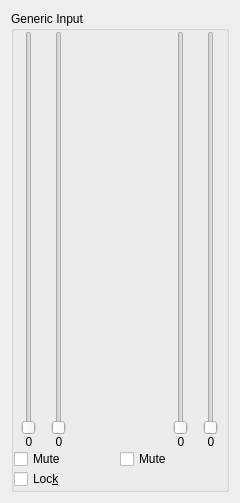
Old version of the form src/mixerinput.ui in the repository jusirkka/kenvy24-sunset.
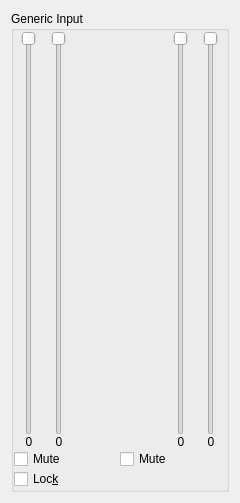
New version of the form. Custom widgets are drawn as their Qt base class.

Diff of the .ui file:
```diff
--- a/src/mixerinput.ui
+++ b/src/mixerinput.ui
@@ -93,6 +93,12 @@
                 <property name="orientation">
                  <enum>Qt::Vertical</enum>
                 </property>
+                <property name="invertedAppearance">
+                 <bool>true</bool>
+                </property>
+                <property name="invertedControls">
+                 <bool>true</bool>
+                </property>
                </widget>
               </item>
               <item>
@@ -159,6 +165,12 @@
                 <property name="orientation">
                  <enum>Qt::Vertical</enum>
                 </property>
+                <property name="invertedAppearance">
+                 <bool>true</bool>
+                </property>
+                <property name="invertedControls">
+                 <bool>true</bool>
+                </property>
                </widget>
               </item>
               <item>
@@ -284,6 +296,12 @@
                 <property name="orientation">
                  <enum>Qt::Vertical</enum>
                 </property>
+                <property name="invertedAppearance">
+                 <bool>true</bool>
+                </property>
+                <property name="invertedControls">
+                 <bool>true</bool>
+                </property>
                </widget>
               </item>
               <item>
@@ -338,6 +356,12 @@
                 <property name="orientation">
                  <enum>Qt::Vertical</enum>
                 </property>
+                <property name="invertedAppearance">
+                 <bool>true</bool>
+                </property>
+                <property name="invertedControls">
+                 <bool>true</bool>
+                </property>
                </widget>
               </item>
               <item>
```
